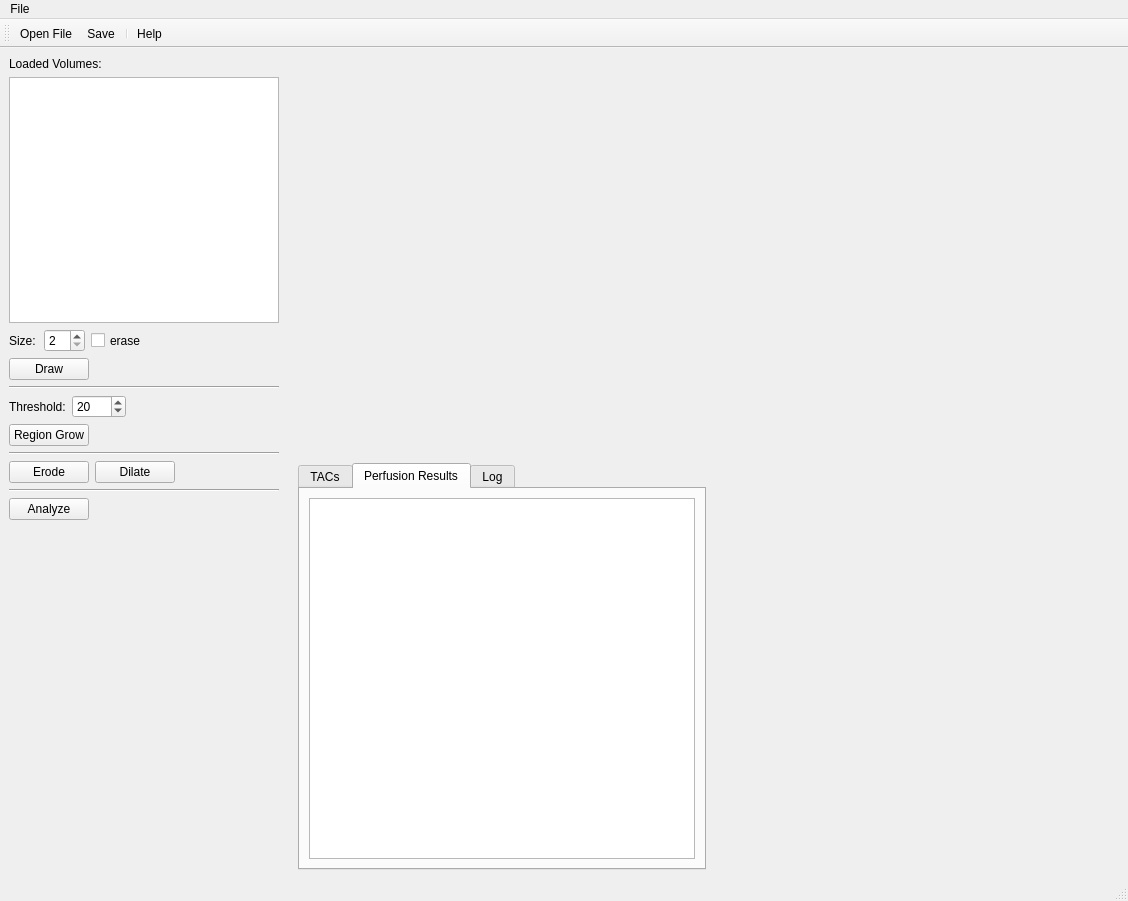
Before: the Qt Designer form main/KardioPerfusion.ui in CardiacImagingCharite/CardiacPerfusion, drawn with Qt 5.
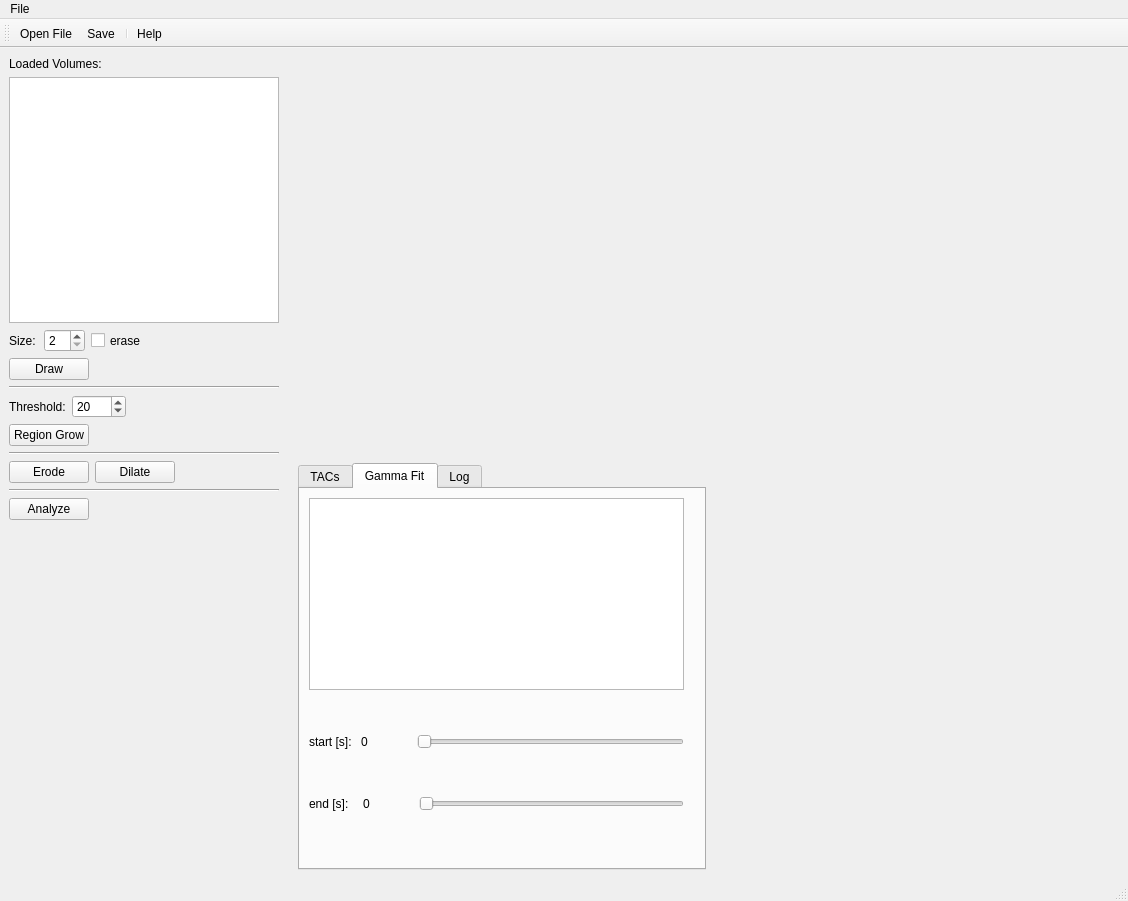
After: the same form once the commit is applied. The open tabs and pages were chosen to show the change. Icons and pictures are not drawn. Custom widgets are drawn as their Qt base class.

```diff
--- a/main/KardioPerfusion.ui
+++ b/main/KardioPerfusion.ui
@@ -571,13 +571,167 @@
         </widget>
         <widget class="QWidget" name="tab_perfResults">
          <attribute name="title">
-          <string>Perfusion Results</string>
+          <string>Gamma Fit</string>
          </attribute>
-         <layout class="QHBoxLayout" name="horizontalLayout_9">
-          <item>
-           <widget class="QTextEdit" name="textEdit"/>
-          </item>
-         </layout>
+         <widget class="QWidget" name="layoutWidget">
+          <property name="geometry">
+           <rect>
+            <x>9</x>
+            <y>9</y>
+            <width>375</width>
+            <height>361</height>
+           </rect>
+          </property>
+          <layout class="QVBoxLayout" name="verticalLayout_7">
+           <item>
+            <widget class="QTableView" name="tbl_gammaFit"/>
+           </item>
+           <item>
+            <spacer name="verticalSpacer_2">
+             <property name="orientation">
+              <enum>Qt::Vertical</enum>
+             </property>
+             <property name="sizeHint" stdset="0">
+              <size>
+               <width>373</width>
+               <height>20</height>
+              </size>
+             </property>
+            </spacer>
+           </item>
+           <item>
+            <layout class="QHBoxLayout" name="horizontalLayout_9">
+             <property name="sizeConstraint">
+              <enum>QLayout::SetDefaultConstraint</enum>
+             </property>
+             <item>
+              <widget class="QLabel" name="label_4">
+               <property name="text">
+                <string>start [s]: </string>
+               </property>
+              </widget>
+             </item>
+             <item>
+              <widget class="QLabel" name="lbl_startTime">
+               <property name="sizePolicy">
+                <sizepolicy hsizetype="Minimum" vsizetype="Fixed">
+                 <horstretch>0</horstretch>
+                 <verstretch>0</verstretch>
+                </sizepolicy>
+               </property>
+               <property name="minimumSize">
+                <size>
+                 <width>50</width>
+                 <height>20</height>
+                </size>
+               </property>
+               <property name="text">
+                <string>0</string>
+               </property>
+              </widget>
+             </item>
+             <item>
+              <widget class="QSlider" name="slider_startTime">
+               <property name="sizePolicy">
+                <sizepolicy hsizetype="Ignored" vsizetype="Fixed">
+                 <horstretch>5</horstretch>
+                 <verstretch>0</verstretch>
+                </sizepolicy>
+               </property>
+               <property name="orientation">
+                <enum>Qt::Horizontal</enum>
+               </property>
+              </widget>
+             </item>
+            </layout>
+           </item>
+           <item>
+            <spacer name="verticalSpacer_3">
+             <property name="orientation">
+              <enum>Qt::Vertical</enum>
+             </property>
+             <property name="sizeHint" stdset="0">
+              <size>
+               <width>373</width>
+               <height>17</height>
+              </size>
+             </property>
+            </spacer>
+           </item>
+           <item>
+            <layout class="QHBoxLayout" name="horizontalLayout_11">
+             <property name="sizeConstraint">
+              <enum>QLayout::SetDefaultConstraint</enum>
+             </property>
+             <item>
+              <widget class="QLabel" name="label_5">
+               <property name="text">
+                <string>end [s]: </string>
+               </property>
+              </widget>
+             </item>
+             <item>
+              <spacer name="horizontalSpacer_8">
+               <property name="orientation">
+                <enum>Qt::Horizontal</enum>
+               </property>
+               <property name="sizeHint" stdset="0">
+                <size>
+                 <width>5</width>
+                 <height>20</height>
+                </size>
+               </property>
+              </spacer>
+             </item>
+             <item>
+              <widget class="QLabel" name="lbl_endTime">
+               <property name="sizePolicy">
+                <sizepolicy hsizetype="Minimum" vsizetype="Preferred">
+                 <horstretch>0</horstretch>
+                 <verstretch>0</verstretch>
+                </sizepolicy>
+               </property>
+               <property name="minimumSize">
+                <size>
+                 <width>50</width>
+                 <height>0</height>
+                </size>
+               </property>
+               <property name="text">
+                <string>0</string>
+               </property>
+              </widget>
+             </item>
+             <item>
+              <widget class="QSlider" name="slider_endTime">
+               <property name="sizePolicy">
+                <sizepolicy hsizetype="Ignored" vsizetype="Fixed">
+                 <horstretch>5</horstretch>
+                 <verstretch>0</verstretch>
+                </sizepolicy>
+               </property>
+               <property name="orientation">
+                <enum>Qt::Horizontal</enum>
+               </property>
+              </widget>
+             </item>
+            </layout>
+           </item>
+           <item>
+            <spacer name="verticalSpacer_4">
+             <property name="orientation">
+              <enum>Qt::Vertical</enum>
+             </property>
+             <property name="sizeHint" stdset="0">
+              <size>
+               <width>373</width>
+               <height>45</height>
+              </size>
+             </property>
+            </spacer>
+           </item>
+          </layout>
+         </widget>
         </widget>
         <widget class="QWidget" name="tab_log">
          <attribute name="title">
```
Left out of the diff: 39 changed lines with no effect on the pictures.
